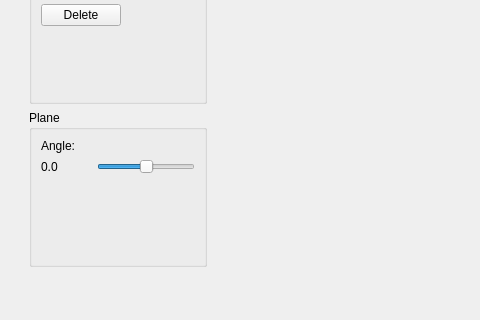
Above: mapclientplugins/hoofmeasurementstep/qt/hoofmeasurementwidget.ui from mapclient-plugins/hoofmeasurement before the change; both pictures show x 0 to 480 and y 186 to 506 of the 884 by 640 pixel window. Below: the same form after it.
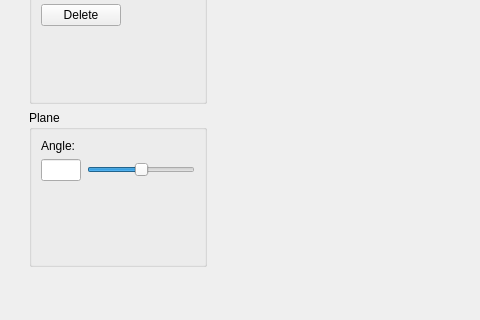
That is the form after the change. The open tabs and pages were chosen to show the change. Custom widgets are drawn as their Qt base class.

Commit message: Allow for storing of node  angle. Now we can analyze the segmented points based on angle.

Diff of the .ui file:
```diff
--- a/mapclientplugins/hoofmeasurementstep/qt/hoofmeasurementwidget.ui
+++ b/mapclientplugins/hoofmeasurementstep/qt/hoofmeasurementwidget.ui
@@ -254,8 +254,8 @@
            <rect>
             <x>0</x>
             <y>0</y>
-            <width>176</width>
-            <height>411</height>
+            <width>200</width>
+            <height>510</height>
            </rect>
           </property>
           <attribute name="label">
@@ -345,7 +345,7 @@
              </property>
              <layout class="QVBoxLayout" name="verticalLayout_6">
               <item>
-               <widget class="QLabel" name="label_2">
+               <widget class="QLabel" name="labelAngle">
                 <property name="text">
                  <string>Angle:</string>
                 </property>
@@ -354,15 +354,15 @@
               <item>
                <layout class="QHBoxLayout" name="horizontalLayout_7">
                 <item>
-                 <widget class="QLabel" name="labelAngle">
-                  <property name="minimumSize">
+                 <widget class="QLineEdit" name="lineEditAngle">
+                  <property name="maximumSize">
                    <size>
-                    <width>50</width>
-                    <height>0</height>
+                    <width>40</width>
+                    <height>16777215</height>
                    </size>
                   </property>
-                  <property name="text">
-                   <string>0.0</string>
+                  <property name="inputMethodHints">
+                   <set>Qt::ImhDigitsOnly|Qt::ImhPreferNumbers</set>
                   </property>
                  </widget>
                 </item>
```
Left out of the diff: 19 changed lines with no effect on the pictures. The commit also changes 7 other files.
